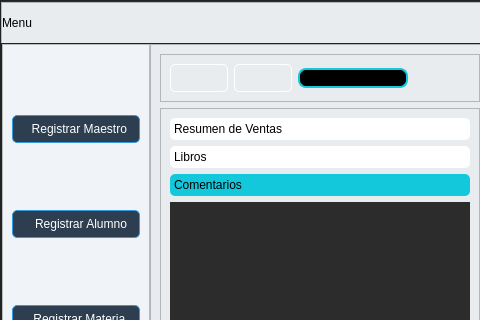
Before: the Qt Designer form frontend/dashboard.ui in RaulPonce1605/BibliotecaVirtual, drawn with Qt 5; both pictures show x 0 to 480 and y 0 to 320 of the 800 by 600 pixel window.
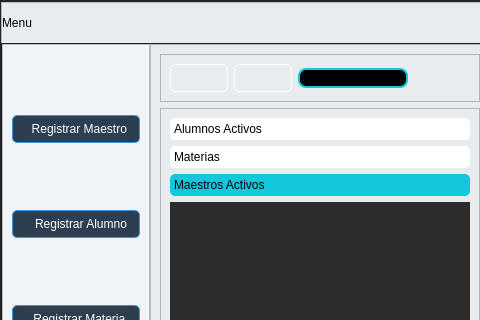
After: the same form once the commit is applied. The open tabs and pages were chosen to show the change. Icons and pictures are not drawn.

```diff
--- a/frontend/dashboard.ui
+++ b/frontend/dashboard.ui
@@ -593,7 +593,7 @@
                      <normaloff>Icons/app-window.svg</normaloff>Icons/app-window.svg</iconset>
                    </attribute>
                    <attribute name="label">
-                    <string>Resumen de Ventas</string>
+                    <string>Alumnos Activos</string>
                    </attribute>
                    <layout class="QVBoxLayout" name="verticalLayout_11">
                     <item>
@@ -619,7 +619,7 @@
                      <normaloff>Icons/app-window.svg</normaloff>Icons/app-window.svg</iconset>
                    </attribute>
                    <attribute name="label">
-                    <string>Libros</string>
+                    <string>Materias</string>
                    </attribute>
                    <layout class="QVBoxLayout" name="verticalLayout_12">
                     <item>
@@ -645,7 +645,7 @@
                      <normaloff>Icons/app-window.svg</normaloff>Icons/app-window.svg</iconset>
                    </attribute>
                    <attribute name="label">
-                    <string>Comentarios</string>
+                    <string>Maestros Activos</string>
                    </attribute>
                    <layout class="QVBoxLayout" name="verticalLayout_13">
                     <item>
```
Left out of the diff: 2 changed lines with no effect on the pictures.
